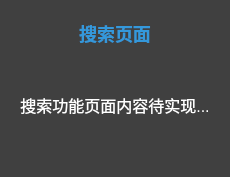
Before: the Qt Designer form src/ui/page/search_page.ui in Paindar/BilibiliPlayer, drawn with Qt 5.
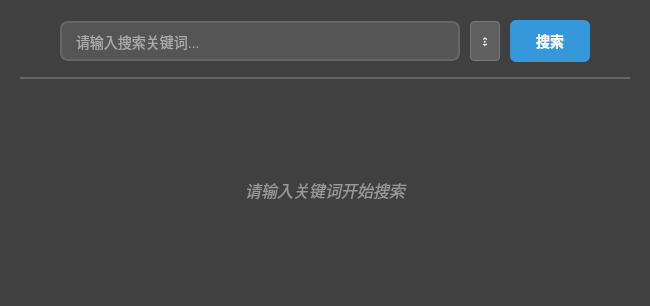
After: the same form once the commit is applied.

Diff of the .ui file:
```diff
--- a/src/ui/page/search_page.ui
+++ b/src/ui/page/search_page.ui
@@ -10,15 +10,82 @@
     background-color: #404040;
 }
 
-QLabel {
+QLineEdit#searchInput {
+    background-color: #555555;
+    border: 2px solid #666666;
+    border-radius: 8px;
     color: #ffffff;
-    font-size: 16px;
+    padding: 8px 12px;
+    font-size: 14px;
 }
 
-QLabel#searchLabel {
-    color: #3498db;
-    font-size: 18px;
+QLineEdit#searchInput:focus {
+    border: 2px solid #3498db;
+    background-color: #606060;
+}
+
+QPushButton#searchButton {
+    background-color: #3498db;
+    border: none;
+    border-radius: 6px;
+    color: #ffffff;
+    font-size: 14px;
     font-weight: bold;
+    padding: 10px 20px;
+}
+
+QPushButton#searchButton:hover {
+    background-color: #2980b9;
+}
+
+QPushButton#searchButton:pressed {
+    background-color: #21618c;
+}
+
+QPushButton#scopeButton {
+    background-color: #606060;
+    border: 1px solid #777777;
+    border-radius: 4px;
+    color: #ffffff;
+    padding: 8px 12px;
+    font-size: 12px;
+}
+
+QPushButton#scopeButton:hover {
+    background-color: #707070;
+}
+
+QListWidget#resultsList {
+    background-color: #505050;
+    border: 1px solid #666666;
+    color: #ffffff;
+    font-size: 14px;
+    outline: none;
+}
+
+QListWidget#resultsList::item {
+    padding: 12px;
+    border-bottom: 1px solid #666666;
+    background-color: transparent;
+}
+
+QListWidget#resultsList::item:hover {
+    background-color: #606060;
+}
+
+QListWidget#resultsList::item:selected {
+    background-color: #3498db;
+}
+
+QFrame#separatorLine {
+    background-color: #666666;
+    border: none;
+}
+
+QLabel#emptyResultLabel {
+    color: #999999;
+    font-size: 16px;
+    font-style: italic;
 }</string>
   </property>
   <layout class="QVBoxLayout" name="verticalLayout">
@@ -34,51 +101,184 @@
    <property name="bottomMargin">
     <number>20</number>
    </property>
+   <property name="spacing">
+    <number>15</number>
+   </property>
    <item>
-    <widget class="QLabel" name="searchLabel">
-     <property name="text">
-      <string>搜索页面</string>
+    <layout class="QHBoxLayout" name="searchLayout">
+     <property name="spacing">
+      <number>10</number>
      </property>
-     <property name="alignment">
-      <set>Qt::AlignCenter</set>
-     </property>
-    </widget>
+     <item>
+      <spacer name="leftSpacer">
+       <property name="orientation">
+        <enum>Qt::Horizontal</enum>
+       </property>
+       <property name="sizeHint" stdset="0">
+        <size>
+         <width>40</width>
+         <height>20</height>
+        </size>
+       </property>
+      </spacer>
+     </item>
+     <item>
+      <widget class="QLineEdit" name="searchInput">
+       <property name="minimumSize">
+        <size>
+         <width>400</width>
+         <height>40</height>
+        </size>
+       </property>
+       <property name="maximumSize">
+        <size>
+         <width>600</width>
+         <height>40</height>
+        </size>
+       </property>
+       <property name="placeholderText">
+        <string>请输入搜索关键词...</string>
+       </property>
+      </widget>
+     </item>
+     <item>
+      <widget class="QPushButton" name="scopeButton">
+       <property name="minimumSize">
+        <size>
+         <width>30</width>
+         <height>40</height>
+        </size>
+       </property>
+       <property name="maximumSize">
+        <size>
+         <width>30</width>
+         <height>40</height>
+        </size>
+       </property>
+       <property name="text">
+        <string>⚙</string>
+       </property>
+       <property name="toolTip">
+        <string>搜索范围设置</string>
+       </property>
+      </widget>
+     </item>
+     <item>
+      <widget class="QPushButton" name="searchButton">
+       <property name="minimumSize">
+        <size>
+         <width>80</width>
+         <height>40</height>
+        </size>
+       </property>
+       <property name="text">
+        <string>搜索</string>
+       </property>
+      </widget>
+     </item>
+     <item>
+      <spacer name="rightSpacer">
+       <property name="orientation">
+        <enum>Qt::Horizontal</enum>
+       </property>
+       <property name="sizeHint" stdset="0">
+        <size>
+         <width>40</width>
+         <height>20</height>
+        </size>
+       </property>
+      </spacer>
+     </item>
+    </layout>
    </item>
    <item>
-    <spacer name="verticalSpacer">
-     <property name="orientation">
-      <enum>Qt::Vertical</enum>
+    <widget class="QFrame" name="separatorLine">
+     <property name="minimumSize">
+      <size>
+       <width>0</width>
+       <height>2</height>
+      </size>
      </property>
-     <property name="sizeHint" stdset="0">
+     <property name="maximumSize">
       <size>
-       <width>20</width>
-       <height>40</height>
+       <width>16777215</width>
+       <height>2</height>
       </size>
      </property>
-    </spacer>
-   </item>
-   <item>
-    <widget class="QLabel" name="placeholderLabel">
-     <property name="text">
-      <string>搜索功能页面内容待实现...</string>
+     <property name="frameShape">
+      <enum>QFrame::HLine</enum>
      </property>
-     <property name="alignment">
-      <set>Qt::AlignCenter</set>
+     <property name="frameShadow">
+      <enum>QFrame::Plain</enum>
      </property>
     </widget>
    </item>
    <item>
-    <spacer name="verticalSpacer_2">
-     <property name="orientation">
-      <enum>Qt::Vertical</enum>
+    <widget class="QStackedWidget" name="contentStack">
+     <property name="currentIndex">
+      <number>0</number>
      </property>
-     <property name="sizeHint" stdset="0">
-      <size>
-       <width>20</width>
-       <height>40</height>
-      </size>
-     </property>
-    </spacer>
+     <widget class="QWidget" name="emptyPage">
+      <layout class="QVBoxLayout" name="emptyLayout">
+       <item>
+        <spacer name="topSpacer">
+         <property name="orientation">
+          <enum>Qt::Vertical</enum>
+         </property>
+         <property name="sizeHint" stdset="0">
+          <size>
+           <width>20</width>
+           <height>40</height>
+          </size>
+         </property>
+        </spacer>
+       </item>
+       <item>
+        <widget class="QLabel" name="emptyResultLabel">
+         <property name="text">
+          <string>请输入关键词开始搜索</string>
+         </property>
+         <property name="alignment">
+          <set>Qt::AlignCenter</set>
+         </property>
+        </widget>
+       </item>
+       <item>
+        <spacer name="bottomSpacer">
+         <property name="orientation">
+          <enum>Qt::Vertical</enum>
+         </property>
+         <property name="sizeHint" stdset="0">
+          <size>
+           <width>20</width>
+           <height>40</height>
+          </size>
+         </property>
+        </spacer>
+       </item>
+      </layout>
+     </widget>
+     <widget class="QWidget" name="resultsPage">
+      <layout class="QVBoxLayout" name="resultsLayout">
+       <property name="leftMargin">
+        <number>0</number>
+       </property>
+       <property name="topMargin">
+        <number>0</number>
+       </property>
+       <property name="rightMargin">
+        <number>0</number>
+       </property>
+       <property name="bottomMargin">
+        <number>0</number>
+       </property>
+       <item>
+        <widget class="QListWidget" name="resultsList">
+        </widget>
+       </item>
+      </layout>
+     </widget>
+    </widget>
    </item>
   </layout>
  </widget>
```
Left out of the diff: 2 changed lines with no effect on the pictures.
